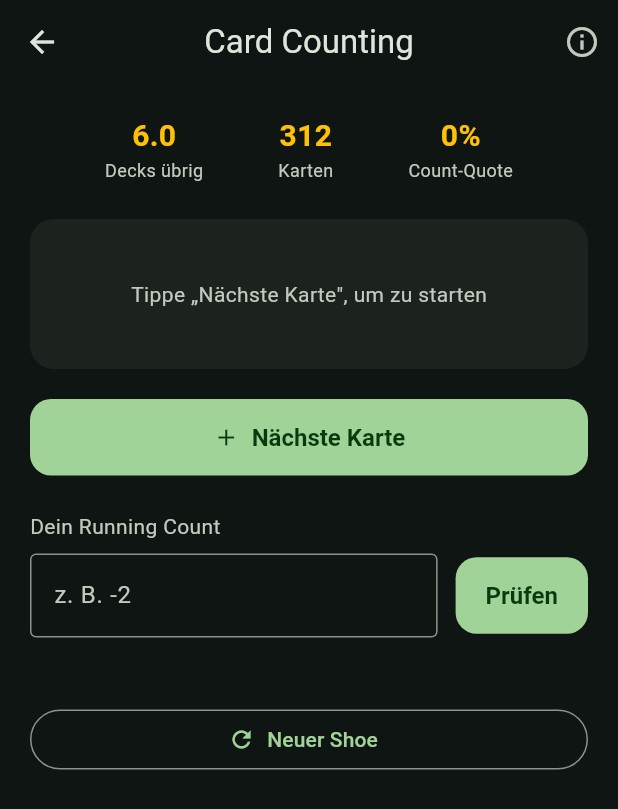
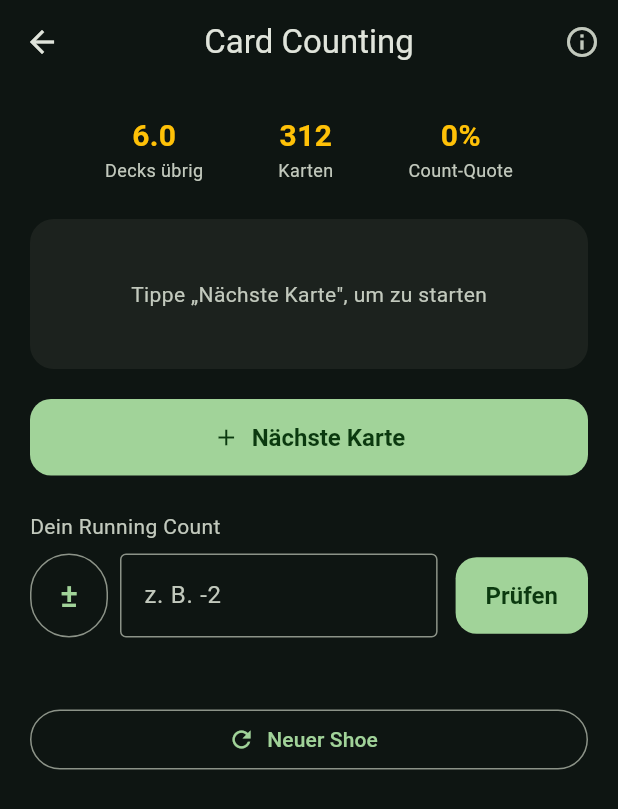
Before and after one commit to alexsaliger/blackjack-coach-app, a Flutter app: the CountingDrillScreen screen opened by its route, on a phone screen of 412 x 824 dp. Shown: the top 809 px of the screen. Run offline on Flutter 3.47's test engine with Material 3 defaults, Android fonts, the phone set to English and light mode, and no system bars; our stand-ins replace flutter_riverpod, shared_preferences; accounts and stored records are empty.

Commit message:
Fix: negative Counts eingebbar (iOS-Nummernpad ohne Minus)
- Neues SignedCountInput-Widget mit "±"-Umschalter vor dem Eingabefeld, damit
  negative Running/True Counts auch auf dem iOS-numberPad (ohne Minus-Taste)
  eingegeben werden koennen
- Eingesetzt im Card-Counting- und im Speed-Count-Screen
- Robuster Formatter (nur optionales Minus + Ziffern)

Co-Authored-By: Claude Opus 4.8 <noreply@anthropic.com>

```diff
--- a/lib/presentation/screens/counting_drill_screen.dart
+++ b/lib/presentation/screens/counting_drill_screen.dart
@@ -1,5 +1,4 @@
 import 'package:flutter/material.dart';
-import 'package:flutter/services.dart';
 import 'package:flutter_riverpod/flutter_riverpod.dart';
 
 import '../../state/counting_drill_controller.dart';
@@ -7,6 +6,7 @@ import '../help_texts.dart';
 import '../widgets/feedback_banner.dart';
 import '../widgets/info_button.dart';
 import '../widgets/playing_card_view.dart';
+import '../widgets/signed_count_input.dart';
 import '../widgets/stat_bar.dart';
 
 class CountingDrillScreen extends ConsumerStatefulWidget {
@@ -112,18 +112,10 @@ class _CountingDrillScreenState extends ConsumerState<CountingDrillScreen> {
                 Row(
                   children: [
                     Expanded(
-                      child: TextField(
+                      child: SignedCountInput(
                         controller: _guessController,
-                        keyboardType: const TextInputType.numberWithOptions(
-                            signed: true),
-                        inputFormatters: [
-                          FilteringTextInputFormatter.allow(RegExp(r'^-?\d*')),
-                        ],
-                        decoration: const InputDecoration(
-                          border: OutlineInputBorder(),
-                          hintText: 'z. B. -2',
-                        ),
-                        onSubmitted: (_) => _check(),
+                        onSubmitted: _check,
+                        hint: 'z. B. -2',
                       ),
                     ),
                     const SizedBox(width: 12),
--- /dev/null
+++ b/lib/presentation/widgets/signed_count_input.dart
@@ -0,0 +1,74 @@
+import 'package:flutter/material.dart';
+import 'package:flutter/services.dart';
+
+/// Only allows an (optionally negative) integer, e.g. "-3", "0", "12".
+class _SignedIntFormatter extends TextInputFormatter {
+  @override
+  TextEditingValue formatEditUpdate(
+      TextEditingValue oldValue, TextEditingValue newValue) {
+    final t = newValue.text;
+    if (t.isEmpty || t == '-' || RegExp(r'^-?\d+$').hasMatch(t)) {
+      return newValue;
+    }
+    return oldValue;
+  }
+}
+
+/// A signed-integer input with a leading "±" button, so negative counts can be
+/// entered even on the iOS number pad (which has no minus key).
+class SignedCountInput extends StatelessWidget {
+  const SignedCountInput({
+    super.key,
+    required this.controller,
+    this.onSubmitted,
+    this.hint,
+    this.autofocus = false,
+  });
+
+  final TextEditingController controller;
+  final VoidCallback? onSubmitted;
+  final String? hint;
+  final bool autofocus;
+
+  void _toggleSign() {
+    final t = controller.text;
+    final next = t.startsWith('-') ? t.substring(1) : '-$t';
+    controller.value = TextEditingValue(
+      text: next,
+      selection: TextSelection.collapsed(offset: next.length),
+    );
+  }
+
+  @override
+  Widget build(BuildContext context) {
+    return Row(
+      children: [
+        SizedBox(
+          height: 56,
+          width: 52,
+          child: OutlinedButton(
+            onPressed: _toggleSign,
+            style: OutlinedButton.styleFrom(padding: EdgeInsets.zero),
+            child: const Text('±', style: TextStyle(fontSize: 22)),
+          ),
+        ),
+        const SizedBox(width: 8),
+        Expanded(
+          child: TextField(
+            controller: controller,
+            autofocus: autofocus,
+            keyboardType:
+                const TextInputType.numberWithOptions(signed: true),
+            inputFormatters: [_SignedIntFormatter()],
+            decoration: InputDecoration(
+              border: const OutlineInputBorder(),
+              hintText: hint,
+            ),
+            onSubmitted:
+                onSubmitted == null ? null : (_) => onSubmitted!.call(),
+          ),
+        ),
+      ],
+    );
+  }
+}
```
Also changed, not shown: lib/presentation/screens/speed_count_screen.dart (+4 -12 lines).
